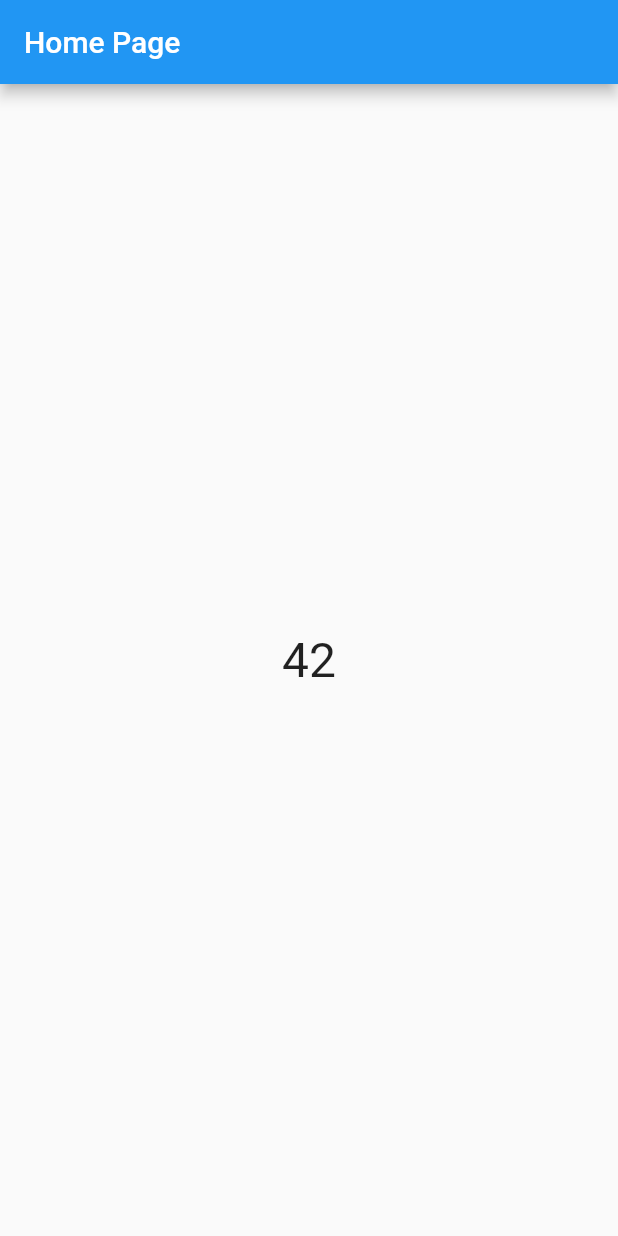
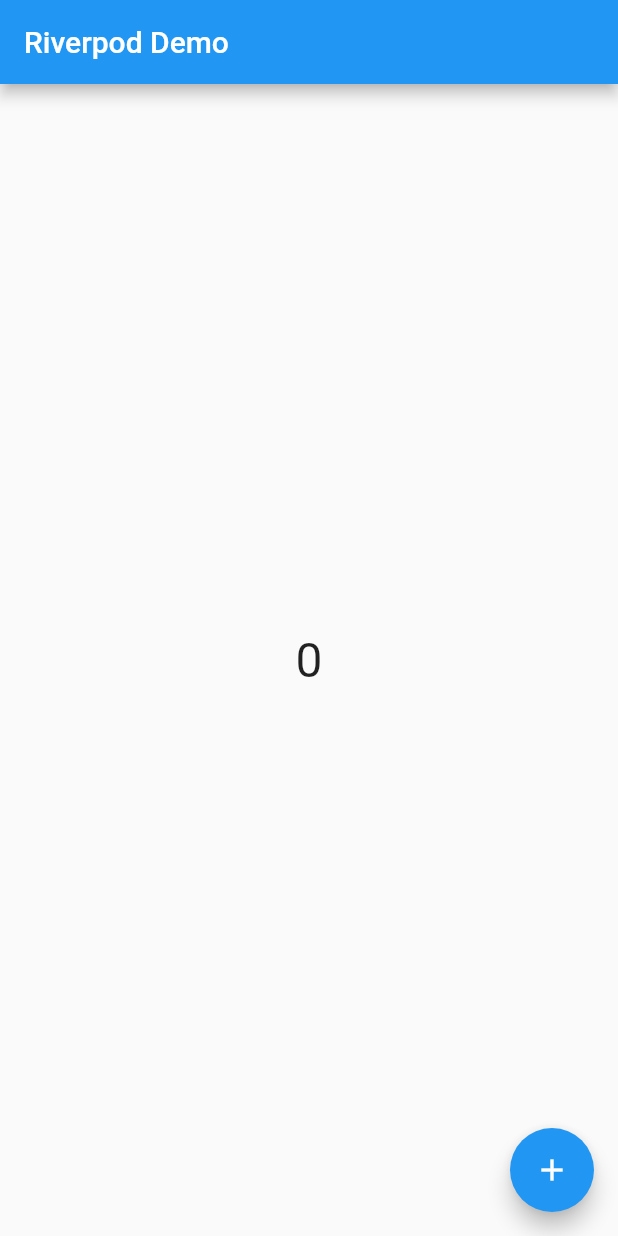
Before and after one commit to urmilshroff/riverpod_demo, a Flutter app: the screen it shows after launch, on a phone screen of 412 x 824 dp. Run offline on Flutter 3.47's test engine with Material 2 defaults, Android fonts, the phone set to English and light mode, and no system bars; our stand-ins replace flutter_riverpod.

Commit message:
StateProvider implementation

```diff
--- a/lib/main.dart
+++ b/lib/main.dart
@@ -2,7 +2,7 @@ import 'package:flutter/material.dart';
 import 'package:flutter_riverpod/all.dart';
 import 'package:riverpod_demo/pages/home_page.dart';
 
-final numberProvider = Provider<int>((ref) => 42);
+final numberProvider = StateProvider<int>((ref) => 0);
 
 void main() {
   runApp(ProviderScope(child: MyApp()));
--- a/lib/pages/home_page.dart
+++ b/lib/pages/home_page.dart
@@ -5,15 +5,19 @@ import 'package:riverpod_demo/main.dart';
 class MyHomePage extends ConsumerWidget {
   @override
   Widget build(BuildContext context, ScopedReader watch) {
-    final number = watch(numberProvider);
+    final number = watch(numberProvider).state;
     return Scaffold(
-      appBar: AppBar(title: Text('Home Page')),
+      appBar: AppBar(title: Text('Riverpod Demo')),
       body: Center(
         child: Text(
           number.toString(),
           style: TextStyle(fontSize: 32.0),
         ),
       ),
+      floatingActionButton: FloatingActionButton(
+        child: Icon(Icons.add),
+        onPressed: () => context.read(numberProvider).state++,
+      ),
     );
   }
 }
```
